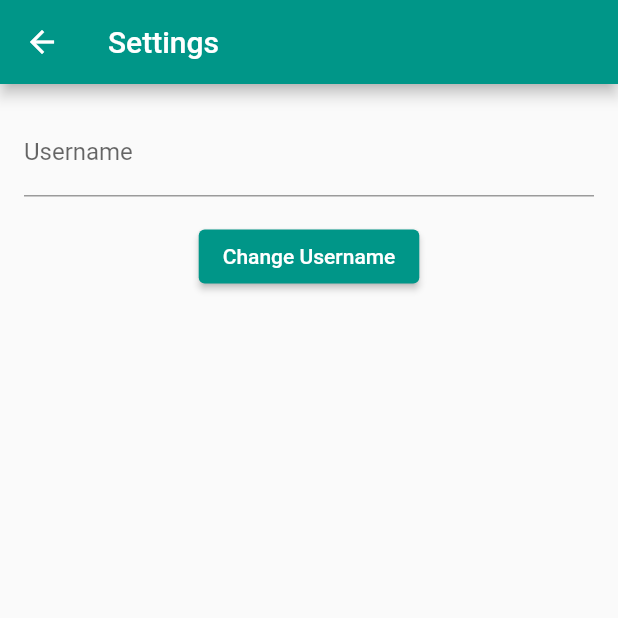
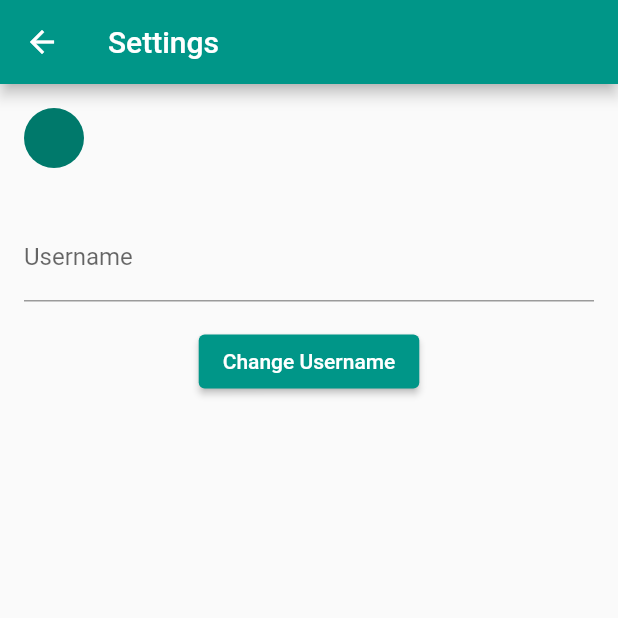
Before and after one commit to yakubsubasi/yo_chat, a Flutter app: the SettingsPage screen opened directly, on a phone screen of 412 x 824 dp, the top half of it. Run offline on Flutter 3.47's test engine with Material 2 defaults, Android fonts, the light colour scheme and no system bars; our stand-ins replace cloud_firestore, firebase_auth, firebase_core, firebase_messaging, firebase_remote_config, get and 3 more; missing offline and left inert: cloud_firestore_odm, firebase_app_check; accounts and stored records are empty; network calls fail; statements that could not run were skipped.

Commit message:
username display

```diff
--- a/lib/pages/home_page/home_page.dart
+++ b/lib/pages/home_page/home_page.dart
@@ -57,7 +57,7 @@ class HomePage extends StatelessWidget {
           itemBuilder: (context, index) {
             final conversation = conversationController.conversations[index];
             return ListTile(
-              title: Text(conversation.displayName),
+              title: Obx(() => Text(conversation.displayName.value)),
               leading: ProfileImage(
                 photoURL: conversation.photoUrl,
               ),
--- a/lib/pages/settings_page/settings_page.dart
+++ b/lib/pages/settings_page/settings_page.dart
@@ -1,6 +1,7 @@
 import 'package:flutter/material.dart';
 import 'package:get/get.dart';
 import 'package:yo_chat/controllers/authentication_controller.dart';
+import 'package:yo_chat/widgets/profile_image.dart';
 
 import '../../providers/firebase_authentication_provider.dart';
 import '../../providers/firestore_provider.dart';
@@ -30,6 +31,22 @@ class _SettingsPageState extends State<SettingsPage> {
         padding: EdgeInsets.all(16),
         child: Column(
           children: [
+            Obx(
+              () => Row(
+                crossAxisAlignment: CrossAxisAlignment.start,
+                children: [
+                  ProfileImage(
+                    photoURL: authController.user.value?.photoUrl,
+                  ),
+                  SizedBox(width: 30),
+                  Text(
+                    authController.user.value?.displayName ?? "",
+                    style: Theme.of(context).textTheme.headline5,
+                  )
+                ],
+              ),
+            ),
+            SizedBox(height: 30),
             TextField(
               controller: _nameController,
               decoration: InputDecoration(
--- a/lib/providers/models/conversation.dart
+++ b/lib/providers/models/conversation.dart
@@ -1,4 +1,5 @@
 import 'package:cloud_firestore_odm/cloud_firestore_odm.dart';
+import 'package:get/get.dart';
 import 'package:json_annotation/json_annotation.dart';
 import 'package:yo_chat/providers/models/yo_user.dart';
 
@@ -16,7 +17,7 @@ class Conversation {
   DateTime? lastMessageTime;
   int unreadCount;
   @JsonKey(ignore: true)
-  String displayName = "";
+  var displayName = "".obs;
   Conversation({
     required this.id,
     required this.name,
@@ -31,17 +32,17 @@ class Conversation {
 
   Future<void> setDisplayName() async {
     if (name.isNotEmpty) {
-      displayName = name;
+      displayName.value = name;
       return;
     } else {
       var userName =
           await usersRef.doc(id).get().then((value) => value.data?.name);
       if (userName != null && userName.isNotEmpty) {
-        displayName = userName;
+        displayName.value = userName;
         return;
       }
 
-      displayName = phoneNumber ?? "";
+      displayName.value = phoneNumber ?? "";
     }
   }
 
```
Also changed, not shown: 1 other file.
